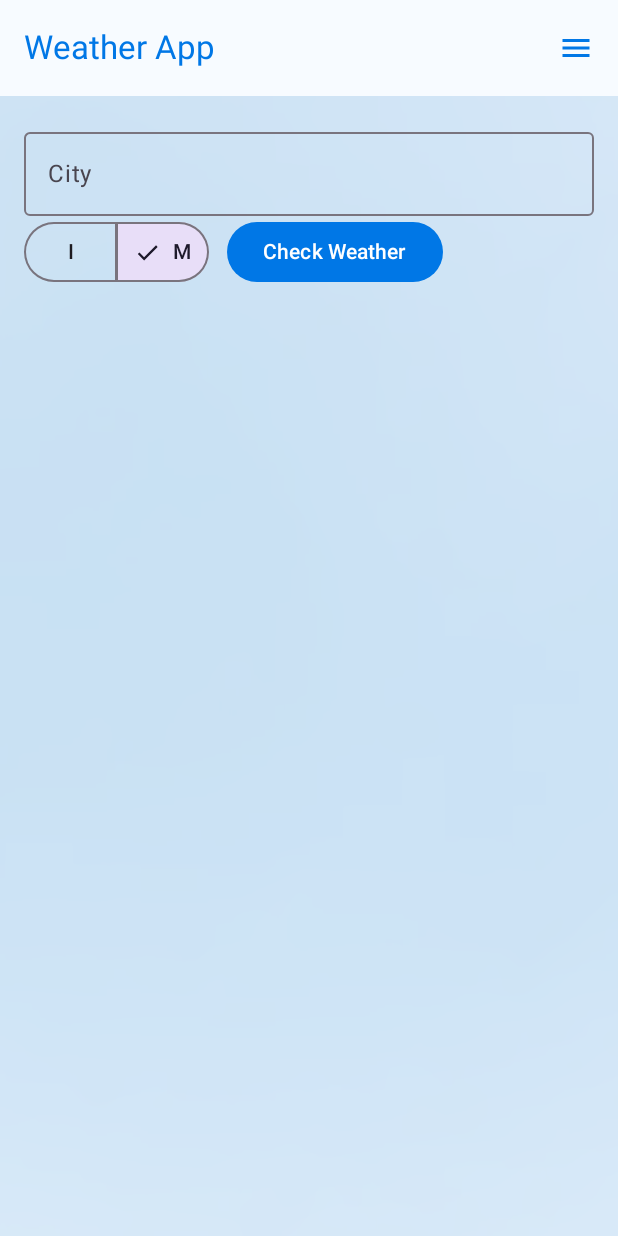
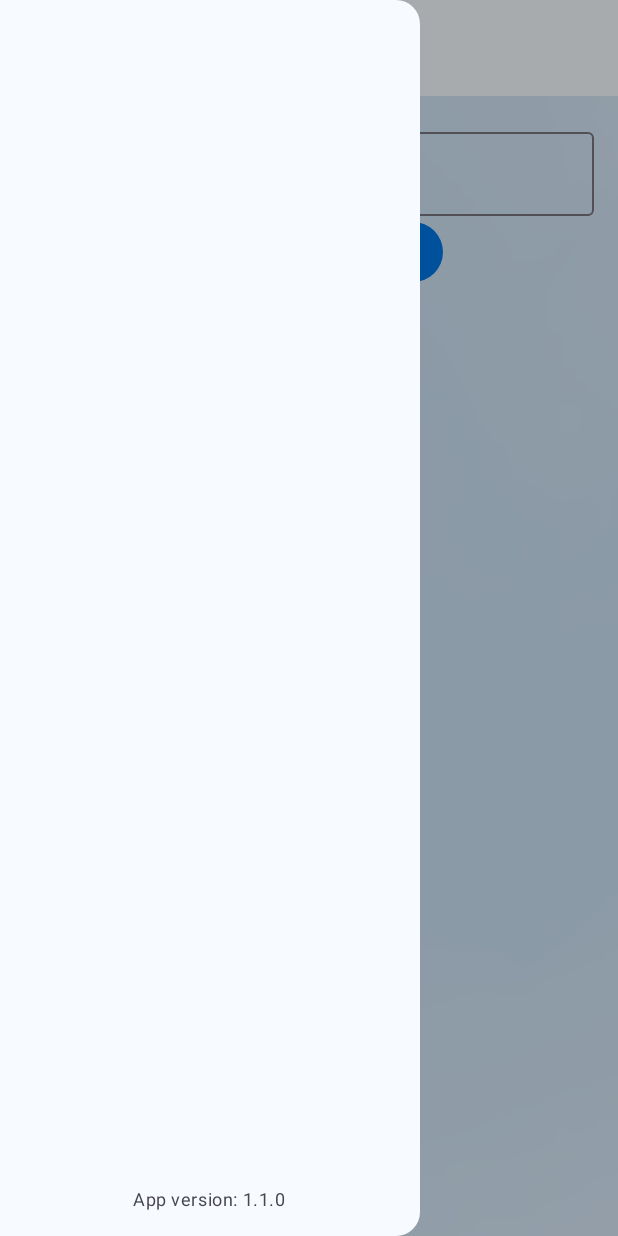
Before and after one commit to sukhpreetsingh04/Weather-App, an Android app built with Jetpack Compose: the screen it shows after launch (MainActivity), after a tap on "Menu Icon", on a phone screen of 412 x 824 dp. Run offline under Robolectric (Android 15) with nearby library versions, the phone set to English and light mode, and no system bars.

Commit message:
Add navigation drawer and update app version to 1.1.0
- Added `WeatherNavigationDrawer` component displaying the app version.
- Integrated the navigation drawer into `HomeScreen` and linked it to the top app bar menu button.
- Updated app `versionName` to `1.1.0` in `build.gradle.kts`.

```diff
--- a/app/build.gradle.kts
+++ b/app/build.gradle.kts
@@ -21,7 +21,7 @@ android {
         minSdk = 24
         targetSdk = 37
         versionCode = 1
-        versionName = "1.0"
+        versionName = "1.1.0"
 
         testInstrumentationRunner = "androidx.test.runner.AndroidJUnitRunner"
 
--- a/app/src/main/java/com/sukhpreet/weatherapp/view/Homescreen.kt
+++ b/app/src/main/java/com/sukhpreet/weatherapp/view/Homescreen.kt
@@ -11,17 +11,44 @@ import androidx.compose.material3.Text
 import androidx.compose.material3.TopAppBar
 import androidx.compose.material3.TopAppBarDefaults
 import androidx.compose.runtime.Composable
+import androidx.compose.material3.*
+import androidx.compose.runtime.*
+import com.sukhpreet.weatherapp.view.uicomponents.WeatherNavigationDrawer
+import kotlinx.coroutines.launch
 
 @OptIn(ExperimentalMaterial3Api::class)
 @Composable
 fun HomeScreen() {
-    Scaffold(topBar = {
+
+    val drawerState = rememberDrawerState(
+        initialValue = DrawerValue.Closed
+    )
+
+    val scope = rememberCoroutineScope()
+
+    WeatherNavigationDrawer(
+        drawerState = drawerState
+    ) {
+        Scaffold(
+            topBar = {
                 TopAppBar(
-            title = { Text("Weather App", color = MaterialTheme.colorScheme.primary) },
-            actions = {
-                IconButton(onClick = {}) {
+                    title = {
+                        Text(
+                            "Weather App",
+                            color = MaterialTheme.colorScheme.primary
+                        )
+                    },
+                    navigationIcon = {
+                        IconButton(
+                            onClick = {
+                                scope.launch {
+                                    drawerState.open()
+                                }
+                            }
+                        ) {
                             Icon(
-                        Icons.Filled.Menu, contentDescription = "Menu Icon"
+                                Icons.Filled.Menu,
+                                contentDescription = "Menu Icon"
                             )
                         }
                     },
@@ -32,7 +59,9 @@ fun HomeScreen() {
                         navigationIconContentColor = MaterialTheme.colorScheme.primary
                     )
                 )
-    }, content = { innerPadding ->
+            }
+        ) { innerPadding ->
             MainContent(innerPadding)
-    })
         }
+    }
+}
--- /dev/null
+++ b/app/src/main/java/com/sukhpreet/weatherapp/view/uicomponents/WeatherNavigationDrawer.kt
@@ -0,0 +1,48 @@
+package com.sukhpreet.weatherapp.view.uicomponents
+
+import androidx.compose.foundation.layout.Column
+import androidx.compose.foundation.layout.Spacer
+import androidx.compose.foundation.layout.fillMaxSize
+import androidx.compose.foundation.layout.padding
+import androidx.compose.foundation.layout.width
+import androidx.compose.material3.DrawerState
+import androidx.compose.material3.MaterialTheme
+import androidx.compose.material3.ModalDrawerSheet
+import androidx.compose.material3.ModalNavigationDrawer
+import androidx.compose.material3.Text
+import androidx.compose.runtime.Composable
+import androidx.compose.ui.Alignment
+import androidx.compose.ui.Modifier
+import androidx.compose.ui.unit.dp
+
+@Composable
+fun WeatherNavigationDrawer(
+    drawerState: DrawerState,
+    content: @Composable () -> Unit
+) {
+    ModalNavigationDrawer(
+        drawerState = drawerState,
+        drawerContent = {
+            ModalDrawerSheet(
+                modifier = Modifier.width(280.dp),
+                drawerContainerColor = MaterialTheme.colorScheme.surface
+            ) {
+                Column(
+                    modifier = Modifier
+                        .fillMaxSize()
+                        .padding(16.dp)
+                ) {
+                    Spacer(modifier = Modifier.weight(1f))
+
+                    Text(
+                        text = "App version: 1.1.0",
+                        style = MaterialTheme.typography.bodySmall,
+                        color = MaterialTheme.colorScheme.onSurfaceVariant,
+                        modifier = Modifier.align(Alignment.CenterHorizontally)
+                    )
+                }
+            }
+        },
+        content = content
+    )
+}
```
Lines whose indentation alone changed are shown as unchanged.
